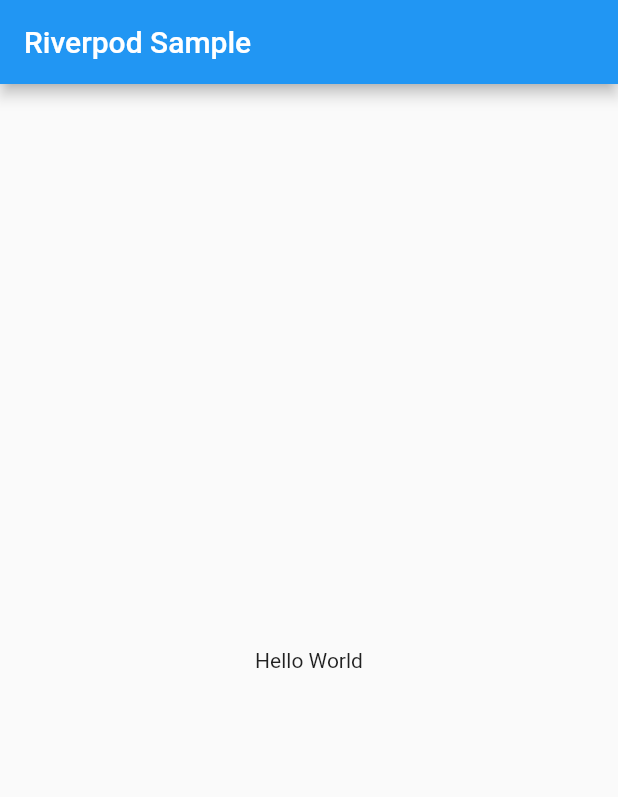
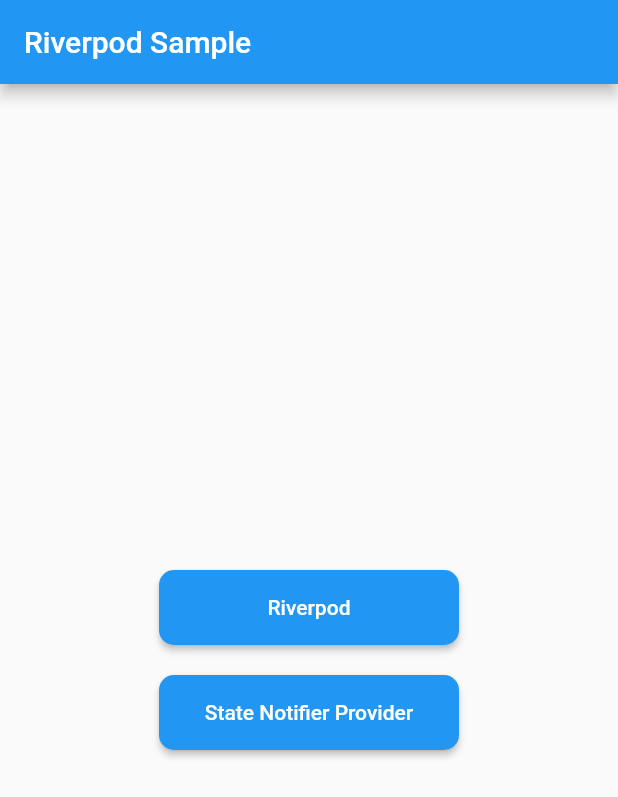
Before and after one commit to nakamurakzz/flutter-riverpod, a Flutter app: the screen it shows after launch, on a phone screen of 412 x 824 dp. Shown: the top 797 px of the screen. Run offline on Flutter 3.47's test engine with Material 2 defaults, Android fonts, the phone set to English and light mode, and no system bars; our stand-ins replace flutter_riverpod.

Commit message:
Routing追加

```diff
--- a/riverpod_sample/lib/main.dart
+++ b/riverpod_sample/lib/main.dart
@@ -1,6 +1,7 @@
 import 'package:flutter/material.dart';
 import 'package:flutter_riverpod/flutter_riverpod.dart';
 import 'package:riverpod_sample/pages/riverpod_page.dart';
+import 'package:riverpod_sample/pages/state_notifier_provider_page.dart';
 
 void main() {
   runApp(const ProviderScope(child: MyApp()));
@@ -18,9 +19,56 @@ class MyApp extends StatelessWidget {
         primarySwatch: Colors.blue,
       ),
       routes: {
-        '/': (context) => RiverpodPage(title: 'Flutter Demo Home Page'),
+        '/': (context) => const HomePage(),
+        '/riverpod': (context) => RiverpodPage(title: 'Flutter Demo Home Page'),
+        '/state-notifier-provider': (context) =>
+            StateNotifierProviderPage(title: 'State Notifier Provider'),
       },
       initialRoute: '/',
     );
   }
 }
+
+class HomePage extends StatelessWidget {
+  const HomePage({super.key});
+
+  @override
+  Widget build(BuildContext context) {
+    return Scaffold(
+      appBar: AppBar(title: const Text("Riverpod Sample")),
+      body: Center(
+        child: Column(
+          mainAxisAlignment: MainAxisAlignment.center,
+          children: [
+            ElevatedButton(
+              onPressed: () {
+                Navigator.pushNamed(context, '/riverpod');
+              },
+              style: ElevatedButton.styleFrom(
+                shape: const RoundedRectangleBorder(
+                  borderRadius: BorderRadius.all(Radius.circular(10)),
+                ),
+                minimumSize: const Size(200, 50),
+              ),
+              child: const Text('Riverpod'),
+            ),
+            // margin
+            const SizedBox(height: 20),
+            ElevatedButton(
+              onPressed: () {
+                Navigator.pushNamed(context, '/state-notifier-provider');
+              },
+              style: ElevatedButton.styleFrom(
+                shape: const RoundedRectangleBorder(
+                  borderRadius: BorderRadius.all(Radius.circular(10)),
+                ),
+                minimumSize: const Size(200, 50),
+              ),
+              child: const Text('State Notifier Provider'),
+            ),
+          ],
+        ),
+      ),
+    );
+  }
+}
```
Also changed, not shown: riverpod_sample/lib/pages/state_notifier_provider_page.dart (added, +21 -0 lines).
